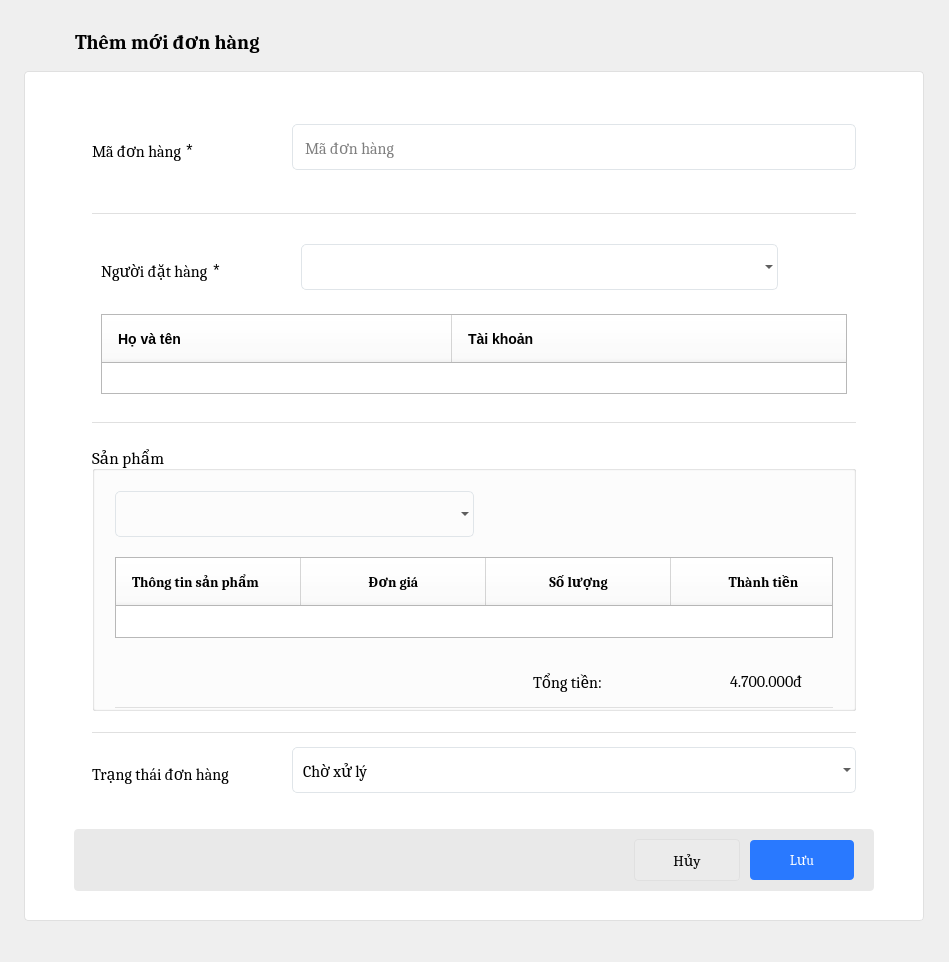
The window that ui/admin/order_detail.ui (dinhphuquy2k1/python-qt5) describes before a commit, drawn with Qt 5.
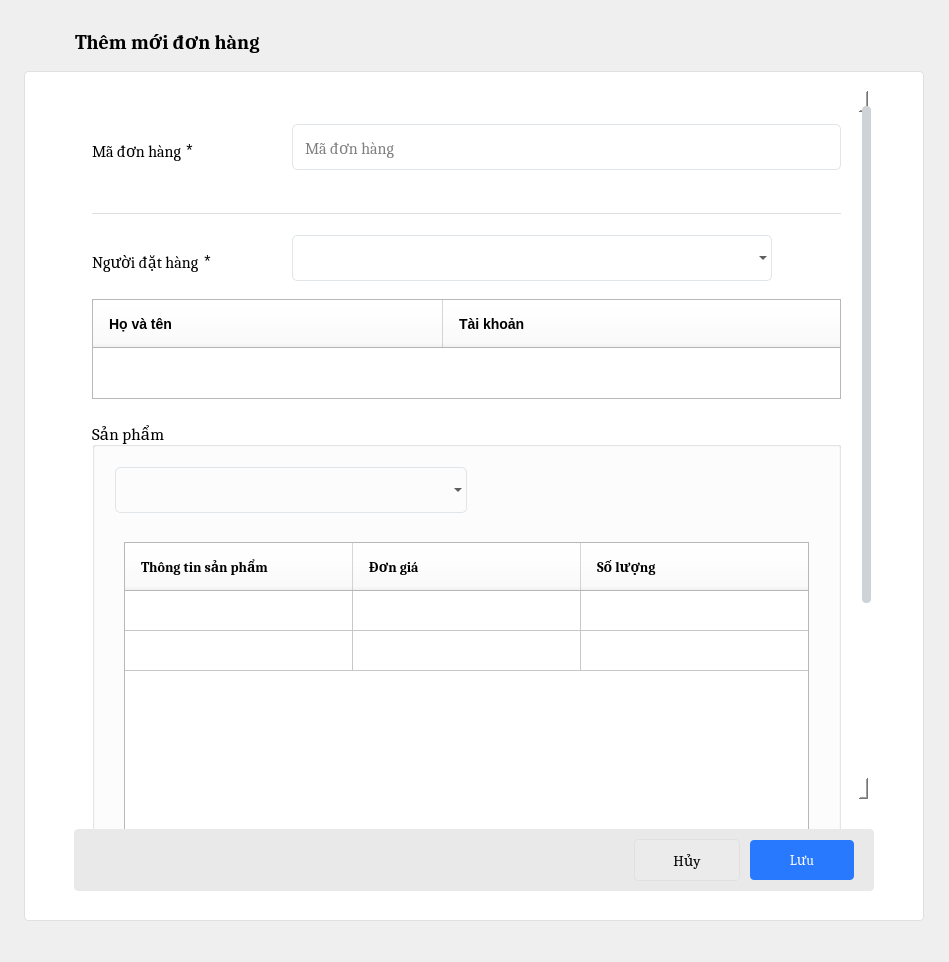
The same window after the commit. Icons and pictures are not drawn.

Patch:
```diff
--- a/ui/admin/order_detail.ui
+++ b/ui/admin/order_detail.ui
@@ -25,6 +25,29 @@
 	min-width: 200px;
 }
 
+QTableWidget QHeaderView::section {
+  	height: 48px;
+	font-weight: 600;
+	text-align: left;
+	font-size: 14px;
+
+	font-weight: 600;
+    background: #fff;
+	padding: 0 16px;
+}
+#tableUserContainer{
+	border: none;
+	border-radius:  4px;
+}
+
+QTableWidget::item {
+   	padding: 0 16px;
+	vertical-align: middle;
+	height: 50px;
+    border-bottom: 1px solid #ddd;	
+	border-right: 1px solid #ddd;
+	cursor: pointer;
+}
     QScrollBar:vertical
     {
         background-color: #fff;
@@ -644,9 +667,9 @@
                        <property name="geometry">
                         <rect>
                          <x>0</x>
-                         <y>0</y>
-                         <width>798</width>
-                         <height>729</height>
+                         <y>-240</y>
+                         <width>783</width>
+                         <height>1055</height>
                         </rect>
                        </property>
                        <property name="sizePolicy">
@@ -878,6 +901,21 @@
                               </size>
                              </property>
                              <layout class="QVBoxLayout" name="verticalLayout_12">
+                              <property name="spacing">
+                               <number>0</number>
+                              </property>
+                              <property name="leftMargin">
+                               <number>0</number>
+                              </property>
+                              <property name="topMargin">
+                               <number>0</number>
+                              </property>
+                              <property name="rightMargin">
+                               <number>0</number>
+                              </property>
+                              <property name="bottomMargin">
+                               <number>0</number>
+                              </property>
                               <item>
                                <widget class="QWidget" name="widget_14" native="true">
                                 <layout class="QHBoxLayout" name="horizontalLayout_14">
@@ -1117,6 +1155,12 @@
                                  </property>
                                  <item>
                                   <widget class="QTableWidget" name="table_info_user">
+                                   <property name="minimumSize">
+                                    <size>
+                                     <width>0</width>
+                                     <height>100</height>
+                                    </size>
+                                   </property>
                                    <property name="frameShape">
                                     <enum>QFrame::StyledPanel</enum>
                                    </property>
@@ -1180,6 +1224,12 @@
                            </item>
                            <item>
                             <widget class="QWidget" name="widget_20" native="true">
+                             <property name="sizePolicy">
+                              <sizepolicy hsizetype="Expanding" vsizetype="Expanding">
+                               <horstretch>0</horstretch>
+                               <verstretch>0</verstretch>
+                              </sizepolicy>
+                             </property>
                              <layout class="QHBoxLayout" name="horizontalLayout_27">
                               <property name="spacing">
                                <number>0</number>
@@ -1198,6 +1248,12 @@
                               </property>
                               <item>
                                <widget class="QWidget" name="widget_21" native="true">
+                                <property name="sizePolicy">
+                                 <sizepolicy hsizetype="Preferred" vsizetype="Expanding">
+                                  <horstretch>0</horstretch>
+                                  <verstretch>0</verstretch>
+                                 </sizepolicy>
+                                </property>
                                 <layout class="QVBoxLayout" name="verticalLayout_2">
                                  <property name="spacing">
                                   <number>0</number>
@@ -1216,6 +1272,12 @@
                                  </property>
                                  <item>
                                   <widget class="QGroupBox" name="groupBox">
+                                   <property name="sizePolicy">
+                                    <sizepolicy hsizetype="Preferred" vsizetype="Expanding">
+                                     <horstretch>0</horstretch>
+                                     <verstretch>0</verstretch>
+                                    </sizepolicy>
+                                   </property>
                                    <property name="font">
                                     <font>
                                      <family>Cambria</family>
@@ -1246,6 +1308,12 @@
                                     </property>
                                     <item>
                                      <widget class="QWidget" name="widget_2" native="true">
+                                      <property name="sizePolicy">
+                                       <sizepolicy hsizetype="Preferred" vsizetype="Expanding">
+                                        <horstretch>0</horstretch>
+                                        <verstretch>0</verstretch>
+                                       </sizepolicy>
+                                      </property>
                                       <layout class="QVBoxLayout" name="verticalLayout_13">
                                        <property name="spacing">
                                         <number>20</number>
@@ -1344,10 +1412,40 @@
                                        </item>
                                        <item>
                                         <widget class="QWidget" name="table_product_order_container" native="true">
+                                         <property name="sizePolicy">
+                                          <sizepolicy hsizetype="Expanding" vsizetype="Expanding">
+                                           <horstretch>0</horstretch>
+                                           <verstretch>0</verstretch>
+                                          </sizepolicy>
+                                         </property>
+                                         <property name="minimumSize">
+                                          <size>
+                                           <width>0</width>
+                                           <height>0</height>
+                                          </size>
+                                         </property>
+                                         <property name="maximumSize">
+                                          <size>
+                                           <width>16777215</width>
+                                           <height>500</height>
+                                          </size>
+                                         </property>
                                          <layout class="QVBoxLayout" name="verticalLayout_14">
-                                          <property name="spacing">
-                                           <number>0</number>
-                                          </property>
+                                          <item>
+                                           <widget class="QFrame" name="tableUserContainer">
+                                            <property name="minimumSize">
+                                             <size>
+                                              <width>0</width>
+                                              <height>400</height>
+                                             </size>
+                                            </property>
+                                            <property name="frameShape">
+                                             <enum>QFrame::StyledPanel</enum>
+                                            </property>
+                                            <property name="frameShadow">
+                                             <enum>QFrame::Raised</enum>
+                                            </property>
+                                            <layout class="QGridLayout" name="gridLayout_9">
                                           <property name="leftMargin">
                                            <number>0</number>
                                           </property>
@@ -1360,18 +1458,22 @@
                                           <property name="bottomMargin">
                                            <number>0</number>
                                           </property>
-                                          <item>
+                                             <property name="spacing">
+                                              <number>0</number>
+                                             </property>
+                                             <item row="0" column="0">
                                            <widget class="QTableWidget" name="table_product_order">
-                                            <property name="sizePolicy">
-                                             <sizepolicy hsizetype="Expanding" vsizetype="Expanding">
-                                              <horstretch>0</horstretch>
-                                              <verstretch>0</verstretch>
-                                             </sizepolicy>
-                                            </property>
-                                            <property name="font">
-                                             <font>
-                                              <family>Cambria</family>
-                                             </font>
+                                               <property name="enabled">
+                                                <bool>true</bool>
+                                               </property>
+                                               <property name="cursor" stdset="0">
+                                                <cursorShape>PointingHandCursor</cursorShape>
+                                               </property>
+                                               <property name="focusPolicy">
+                                                <enum>Qt::NoFocus</enum>
+                                               </property>
+                                               <property name="acceptDrops">
+                                                <bool>false</bool>
                                             </property>
                                             <property name="frameShape">
                                              <enum>QFrame::StyledPanel</enum>
@@ -1379,8 +1481,14 @@
                                             <property name="frameShadow">
                                              <enum>QFrame::Sunken</enum>
                                             </property>
-                                            <property name="horizontalScrollBarPolicy">
-                                             <enum>Qt::ScrollBarAlwaysOff</enum>
+                                               <property name="showDropIndicator" stdset="0">
+                                                <bool>true</bool>
+                                               </property>
+                                               <property name="dragEnabled">
+                                                <bool>false</bool>
+                                               </property>
+                                               <property name="alternatingRowColors">
+                                                <bool>false</bool>
                                             </property>
                                             <property name="selectionMode">
                                              <enum>QAbstractItemView::SingleSelection</enum>
@@ -1388,36 +1496,71 @@
                                             <property name="selectionBehavior">
                                              <enum>QAbstractItemView::SelectRows</enum>
                                             </property>
-                                            <property name="horizontalScrollMode">
+                                               <property name="iconSize">
+                                                <size>
+                                                 <width>0</width>
+                                                 <height>0</height>
+                                                </size>
+                                               </property>
+                                               <property name="textElideMode">
+                                                <enum>Qt::ElideRight</enum>
+                                               </property>
+                                               <property name="verticalScrollMode">
                                              <enum>QAbstractItemView::ScrollPerItem</enum>
                                             </property>
+                                               <property name="showGrid">
+                                                <bool>true</bool>
+                                               </property>
                                             <property name="gridStyle">
                                              <enum>Qt::CustomDashLine</enum>
                                             </property>
                                             <property name="sortingEnabled">
-                                             <bool>true</bool>
-                                            </property>
-                                            <property name="cornerButtonEnabled">
-                                             <bool>true</bool>
+                                                <bool>false</bool>
                                             </property>
                                             <property name="rowCount">
-                                             <number>0</number>
-                                            </property>
+                                                <number>2</number>
+                                               </property>
+                                               <property name="columnCount">
+                                                <number>3</number>
+                                               </property>
+                                               <attribute name="horizontalHeaderVisible">
+                                                <bool>true</bool>
+                                               </attribute>
+                                               <attribute name="horizontalHeaderCascadingSectionResizes">
+                                                <bool>false</bool>
+                                               </attribute>
+                                               <attribute name="horizontalHeaderMinimumSectionSize">
+                                                <number>57</number>
+                                               </attribute>
                                             <attribute name="horizontalHeaderDefaultSectionSize">
-                                             <number>185</number>
+                                                <number>228</number>
                                             </attribute>
                                             <attribute name="horizontalHeaderHighlightSections">
                                              <bool>true</bool>
                                             </attribute>
+                                               <attribute name="horizontalHeaderShowSortIndicator" stdset="0">
+                                                <bool>false</bool>
+                                               </attribute>
                                             <attribute name="horizontalHeaderStretchLastSection">
                                              <bool>true</bool>
                                             </attribute>
                                             <attribute name="verticalHeaderVisible">
                                              <bool>false</bool>
                                             </attribute>
+                                               <attribute name="verticalHeaderCascadingSectionResizes">
+                                                <bool>false</bool>
+                                               </attribute>
+                                               <attribute name="verticalHeaderMinimumSectionSize">
+                                                <number>21</number>
+                                               </attribute>
+                                               <attribute name="verticalHeaderDefaultSectionSize">
+                                                <number>40</number>
+                                               </attribute>
                                             <attribute name="verticalHeaderHighlightSections">
-                                             <bool>false</bool>
-                                            </attribute>
+                                                <bool>true</bool>
+                                               </attribute>
+                                               <row/>
+                                               <row/>
                                             <column>
                                              <property name="text">
                                               <string>Thông tin sản phẩm</string>
@@ -1425,7 +1568,6 @@
                                              <property name="font">
                                               <font>
                                                <family>Cambria</family>
-                                               <bold>true</bold>
                                               </font>
                                              </property>
                                              <property name="textAlignment">
@@ -1439,9 +1581,11 @@
                                              <property name="font">
                                               <font>
                                                <family>Cambria</family>
-                                               <bold>true</bold>
-                                              </font>
-                                             </property>
+                                                 </font>
+                                                </property>
+                                                <property name="textAlignment">
+                                                 <set>AlignLeading|AlignVCenter</set>
+                                                </property>
                                             </column>
                                             <column>
                                              <property name="text">
@@ -1450,21 +1594,15 @@
                                              <property name="font">
                                               <font>
                                                <family>Cambria</family>
-                                               <bold>true</bold>
-                                              </font>
-                                             </property>
-                                            </column>
-                                            <column>
-                                             <property name="text">
-                                              <string>Thành tiền</string>
-                                             </property>
-                                             <property name="font">
-                                              <font>
-                                               <family>Cambria</family>
-                                               <bold>true</bold>
-                                              </font>
-                                             </property>
-                                            </column>
+                                                 </font>
+                                                </property>
+                                                <property name="textAlignment">
+                                                 <set>AlignLeading|AlignVCenter</set>
+                                                </property>
+                                               </column>
+                                              </widget>
+                                             </item>
+                                            </layout>
                                            </widget>
                                           </item>
                                          </layout>
@@ -1475,7 +1613,7 @@
                                          <property name="maximumSize">
                                           <size>
                                            <width>16777215</width>
-                                           <height>16777215</height>
+                                           <height>100</height>
                                           </size>
                                          </property>
                                          <layout class="QHBoxLayout" name="horizontalLayout_6">
```
Lines whose indentation alone changed are shown as unchanged.
